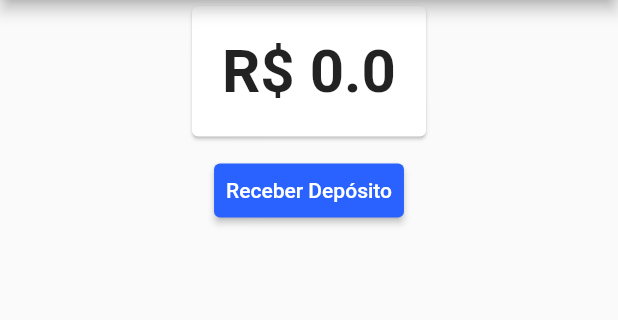
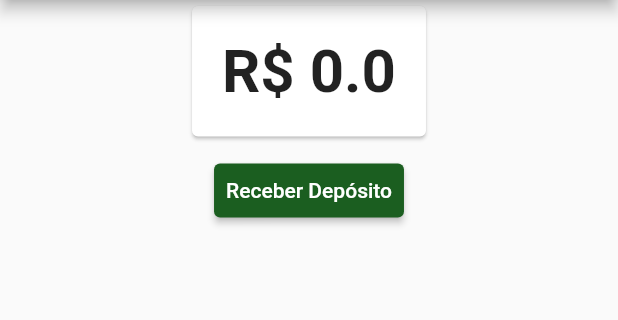
Before and after one commit to jgnogueira/app-bytebank-provider, a Flutter app: the screen it shows after launch, on a phone screen of 412 x 824 dp, the part 84-404 px from its top. Run offline on Flutter 3.47's test engine with Material 2 defaults, Android fonts, the phone set to English and light mode, and no system bars.

Commit message:
Alterando estilo do botão Receber Depósito

```diff
--- a/lib/screens/dashboard/dashboard.dart
+++ b/lib/screens/dashboard/dashboard.dart
@@ -17,6 +17,7 @@ class Dashboard extends StatelessWidget {
           alignment: MainAxisAlignment.center,
           children: <Widget>[
             RaisedButton(
+              color: Colors.green[900],
               onPressed: () {
                 Navigator.push(
                   context,
```
